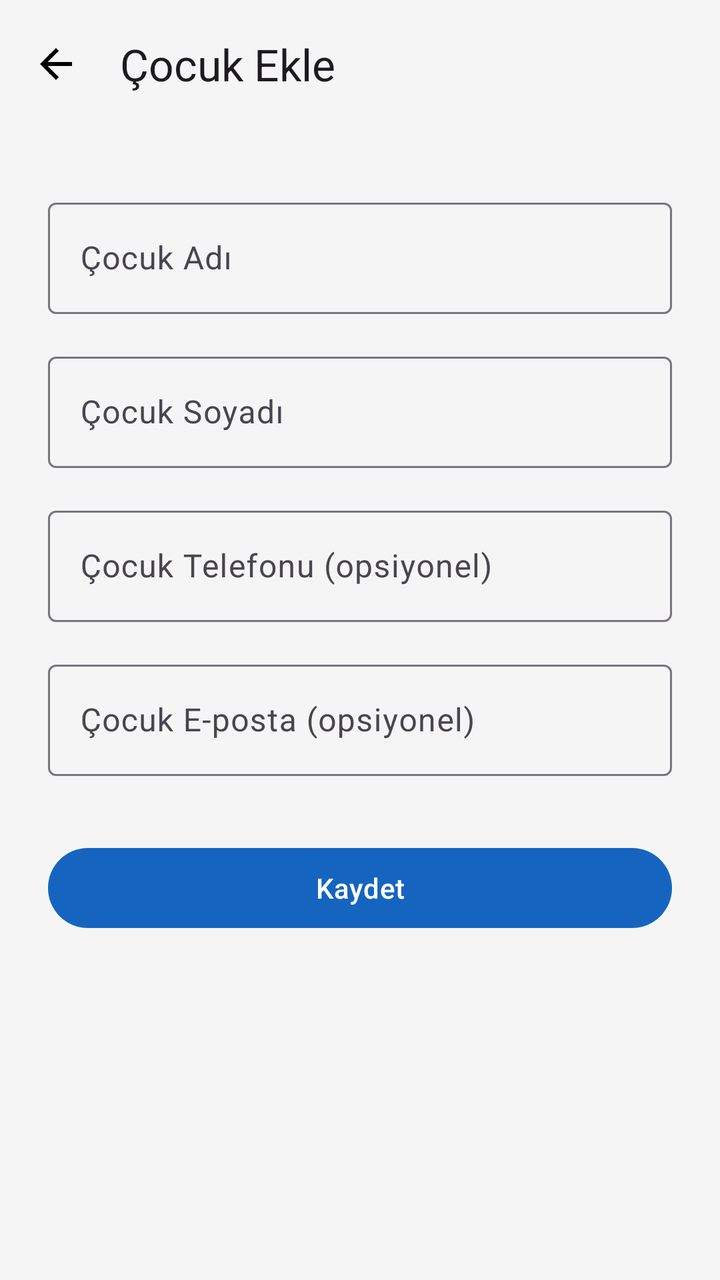
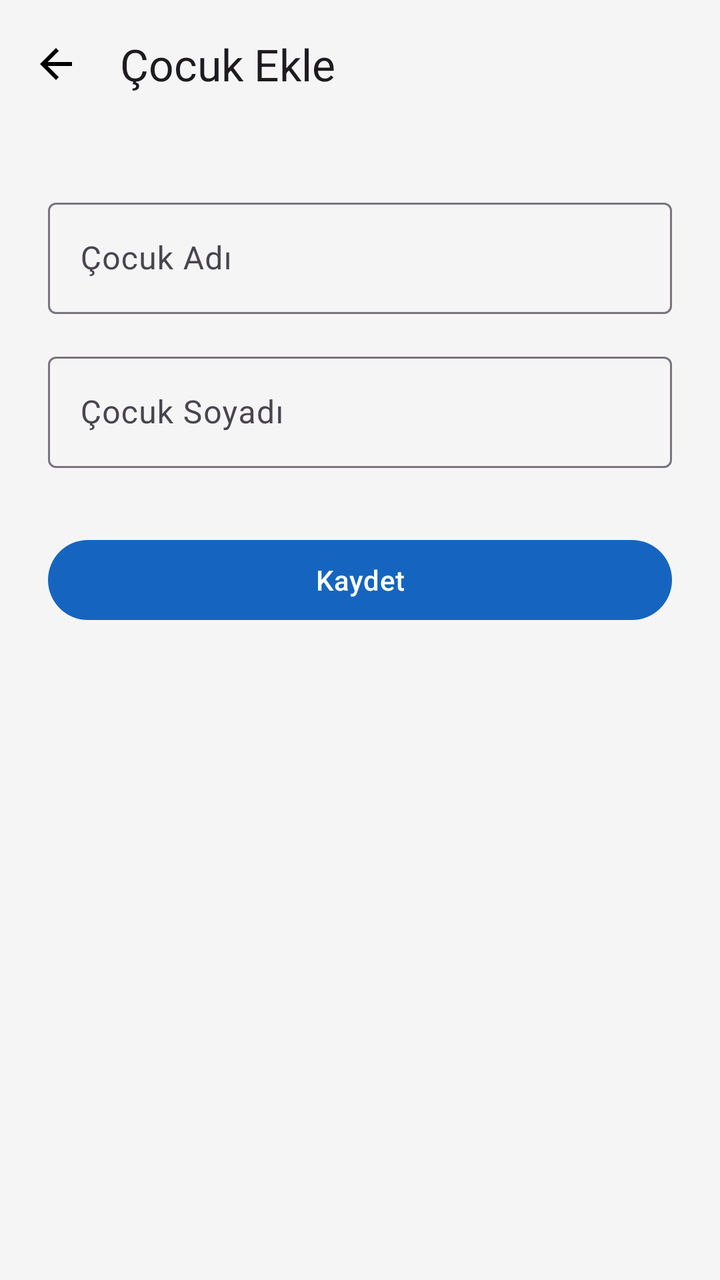

An Android layout rendered at two revisions. The XML below is the earlier revision; the diff shows what the commit changed to produce the second picture.
<!-- AndroidManifest.xml: application theme Theme.SafeKid -->
<!-- res/layout/fragment_add_child.xml -->
<?xml version="1.0" encoding="utf-8"?>
<LinearLayout xmlns:android="http://schemas.android.com/apk/res/android"
    xmlns:app="http://schemas.android.com/apk/res-auto"
    android:layout_width="match_parent"
    android:layout_height="match_parent"
    android:orientation="vertical"
    android:background="@color/background">

    <com.google.android.material.appbar.MaterialToolbar
        android:id="@+id/toolbar"
        android:layout_width="match_parent"
        android:layout_height="?attr/actionBarSize"
        app:title="Çocuk Ekle"
        app:navigationIcon="@drawable/ic_back" />

    <ScrollView
        android:layout_width="match_parent"
        android:layout_height="match_parent">

        <LinearLayout
            android:layout_width="match_parent"
            android:layout_height="match_parent"
            android:orientation="vertical"
            android:padding="24dp">

            <com.google.android.material.textfield.TextInputLayout
                android:layout_width="match_parent"
                android:layout_height="wrap_content"
                android:layout_marginTop="8dp"
                style="@style/Widget.Material3.TextInputLayout.OutlinedBox">
                <com.google.android.material.textfield.TextInputEditText
                    android:id="@+id/etCocukAdi"
                    android:layout_width="match_parent"
                    android:layout_height="wrap_content"
                    android:hint="Çocuk Adı"
                    android:inputType="textPersonName" />
            </com.google.android.material.textfield.TextInputLayout>

            <com.google.android.material.textfield.TextInputLayout
                android:layout_width="match_parent"
                android:layout_height="wrap_content"
                android:layout_marginTop="16dp"
                style="@style/Widget.Material3.TextInputLayout.OutlinedBox">
                <com.google.android.material.textfield.TextInputEditText
                    android:id="@+id/etCocukSoyadi"
                    android:layout_width="match_parent"
                    android:layout_height="wrap_content"
                    android:hint="Çocuk Soyadı"
                    android:inputType="textPersonName" />
            </com.google.android.material.textfield.TextInputLayout>

            <com.google.android.material.textfield.TextInputLayout
                android:layout_width="match_parent"
                android:layout_height="wrap_content"
                android:layout_marginTop="16dp"
                style="@style/Widget.Material3.TextInputLayout.OutlinedBox">
                <com.google.android.material.textfield.TextInputEditText
                    android:id="@+id/etCocukTelefon"
                    android:layout_width="match_parent"
                    android:layout_height="wrap_content"
                    android:hint="Çocuk Telefonu (opsiyonel)"
                    android:inputType="phone" />
            </com.google.android.material.textfield.TextInputLayout>

            <com.google.android.material.textfield.TextInputLayout
                android:layout_width="match_parent"
                android:layout_height="wrap_content"
                android:layout_marginTop="16dp"
                style="@style/Widget.Material3.TextInputLayout.OutlinedBox">
                <com.google.android.material.textfield.TextInputEditText
                    android:id="@+id/etCocukMail"
                    android:layout_width="match_parent"
                    android:layout_height="wrap_content"
                    android:hint="Çocuk E-posta (opsiyonel)"
                    android:inputType="textEmailAddress" />
            </com.google.android.material.textfield.TextInputLayout>

            <com.google.android.material.button.MaterialButton
                android:id="@+id/btnSave"
                android:layout_width="match_parent"
                android:layout_height="wrap_content"
                android:text="Kaydet"
                android:layout_marginTop="32dp" />

            <ProgressBar
                android:id="@+id/progress"
                android:layout_width="wrap_content"
                android:layout_height="wrap_content"
                android:layout_gravity="center_horizontal"
                android:layout_marginTop="16dp"
                android:visibility="gone" />

        </LinearLayout>

    </ScrollView>

</LinearLayout>
<!-- resources referenced by this layout -->
<resources>
  <color name="background">#F5F5F5</color>
  <!-- drawable ic_back (drawable) -->
  <?xml version="1.0" encoding="utf-8"?>
  <vector xmlns:android="http://schemas.android.com/apk/res/android"
      android:width="24dp"
      android:height="24dp"
      android:viewportWidth="24"
      android:viewportHeight="24">
      <path
          android:fillColor="#FF000000"
          android:pathData="M20,11H7.83l5.59,-5.59L12,4l-8,8 8,8 1.41,-1.41L7.83,13H20v-2z" />
  </vector>
  <style name="Theme.SafeKid" parent="Base.Theme.SafeKid" />
  <style name="Base.Theme.SafeKid" parent="Theme.Material3.DayNight.NoActionBar">
          <item name="colorPrimary">@color/primary</item>
          <item name="colorPrimaryDark">@color/primary_dark</item>
          <item name="colorSecondary">@color/secondary</item>
      </style>
  <color name="primary">#1565C0</color>
  <color name="primary_dark">#003c8f</color>
  <color name="secondary">#00897B</color>
</resources>

<!-- the commit's change to res/layout/fragment_add_child.xml (unified diff, before → after) -->
@@ -49,32 +49,6 @@
                     android:inputType="textPersonName" />
             </com.google.android.material.textfield.TextInputLayout>
 
-            <com.google.android.material.textfield.TextInputLayout
-                android:layout_width="match_parent"
-                android:layout_height="wrap_content"
-                android:layout_marginTop="16dp"
-                style="@style/Widget.Material3.TextInputLayout.OutlinedBox">
-                <com.google.android.material.textfield.TextInputEditText
-                    android:id="@+id/etCocukTelefon"
-                    android:layout_width="match_parent"
-                    android:layout_height="wrap_content"
-                    android:hint="Çocuk Telefonu (opsiyonel)"
-                    android:inputType="phone" />
-            </com.google.android.material.textfield.TextInputLayout>
-
-            <com.google.android.material.textfield.TextInputLayout
-                android:layout_width="match_parent"
-                android:layout_height="wrap_content"
-                android:layout_marginTop="16dp"
-                style="@style/Widget.Material3.TextInputLayout.OutlinedBox">
-                <com.google.android.material.textfield.TextInputEditText
-                    android:id="@+id/etCocukMail"
-                    android:layout_width="match_parent"
-                    android:layout_height="wrap_content"
-                    android:hint="Çocuk E-posta (opsiyonel)"
-                    android:inputType="textEmailAddress" />
-            </com.google.android.material.textfield.TextInputLayout>
-
             <com.google.android.material.button.MaterialButton
                 android:id="@+id/btnSave"
                 android:layout_width="match_parent"
